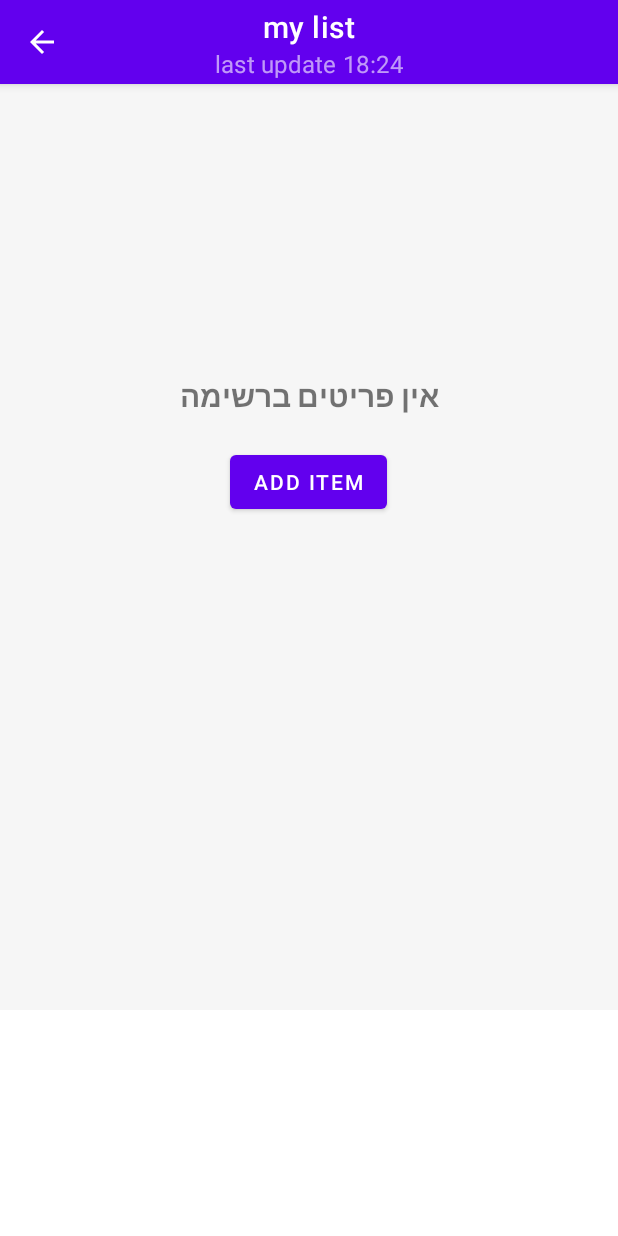
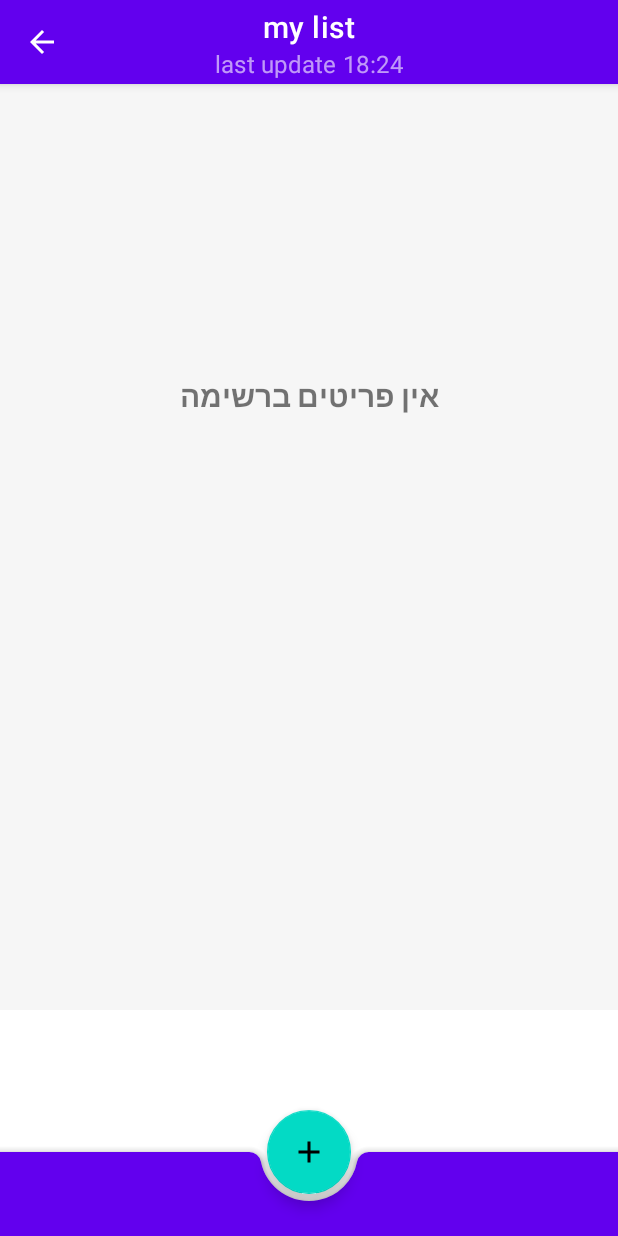
Before and after one commit to UMenashe/Share-me, an Android app: the screen it shows after launch once a user with an empty profile is signed in (list_display), after a tap on an icon or button, on a phone screen of 412 x 824 dp. Run offline under Robolectric (Android 15) with nearby library versions, the phone set to English and light mode, and no system bars; our stand-ins replace Firebase (no records; nobody signed in at launch, a user with empty details on screens opened directly), Picasso; 2 statements that could not run were skipped.

Commit message:
added bottom sheet for adding item

```diff
--- a/app/src/main/java/com/example/shareme/MainActivity.java
+++ b/app/src/main/java/com/example/shareme/MainActivity.java
@@ -94,6 +94,10 @@ public class MainActivity extends AppCompatActivity implements View.OnClickListe
             @Override
             public void onDataChange(DataSnapshot dataSnapshot) {
                 gridItems = new ArrayList<Docinfo>();
+                if(dataSnapshot.getValue() == "null"){
+                    loadGridItems();
+                    return;
+                }
                 for (DataSnapshot postSnapshot: dataSnapshot.getChildren()) {
                     Docinfo d = postSnapshot.getValue(Docinfo.class);
                     gridItems.add(d);
@@ -125,6 +129,8 @@ public class MainActivity extends AppCompatActivity implements View.OnClickListe
 
     public void addDoc(String type,String title){
         DatabaseReference newRef = myRef.child("users").child(currentUser.getUid()).child("userdocs").push();
+        DatabaseReference Itemsofdocs = myRef.child("users").child(currentUser.getUid()).child("Itemsofdocs").child(newRef.getKey());
+        Itemsofdocs.setValue("null");
         String timeObj = String.valueOf(LocalDateTime.now());
         Docinfo newdoc = new Docinfo(type,newRef.getKey(),timeObj,timeObj,title,currentUser.getUid());
         newRef.setValue(newdoc);
@@ -164,8 +170,14 @@ public class MainActivity extends AppCompatActivity implements View.OnClickListe
         }
         if(v == btndelete){
             gridItems.remove(docItemSelected);
-//            myRef.child("users").child(currentUser.getUid()).child("userdocs")
-//                    .child(docItemSelected.getId()).removeValue();
+            if(gridItems.isEmpty()){
+                myRef.child("users").child(currentUser.getUid()).child("userdocs").setValue("null");
+                myRef.child("users").child(currentUser.getUid()).child("Itemsofdocs").setValue("null");
+            }else {
+                myRef.child("users").child(currentUser.getUid()).child("userdocs")
+                        .child(docItemSelected.getId()).removeValue();
+                myRef.child("users").child(currentUser.getUid()).child("Itemsofdocs").child(docItemSelected.getId()).removeValue();
+            }
             loadGridItems();
            bottomSheetDialog.dismiss();
         }
--- a/app/src/main/res/layout/activity_list_display.xml
+++ b/app/src/main/res/layout/activity_list_display.xml
@@ -46,18 +46,31 @@
         <ListView
             android:layout_width="match_parent"
             android:layout_height="wrap_content"
-            android:layout_margin="10dp"
+            android:layout_marginHorizontal="10dp"
+            android:layout_marginVertical="70dp"
             android:dividerHeight="10.0sp"
             android:divider="@android:color/transparent"
             android:id="@+id/lvitems"
             />
+    </LinearLayout>
+    <androidx.coordinatorlayout.widget.CoordinatorLayout
+        android:layout_width="match_parent"
+        android:layout_height="match_parent">
+    <com.google.android.material.bottomappbar.BottomAppBar
+        android:id="@+id/bottomAppBar"
+        app:hideOnScroll="true"
+        android:layout_width="match_parent"
+        android:layout_height="wrap_content"
+        android:layout_gravity="bottom"
+        style="@style/Widget.MaterialComponents.BottomAppBar.Colored"
+        />
 
-        <Button
-            android:id="@+id/addbtn"
-            android:layout_gravity="center"
-            android:layout_width="wrap_content"
-            android:layout_height="wrap_content"
-            android:text="add item" />
-    </LinearLayout>
-
+    <com.google.android.material.floatingactionbutton.FloatingActionButton
+        android:id="@+id/addbtn"
+        android:layout_width="wrap_content"
+        android:layout_height="wrap_content"
+        app:srcCompat="@drawable/plusicon"
+        app:layout_anchor="@id/bottomAppBar"
+        />
+</androidx.coordinatorlayout.widget.CoordinatorLayout>
 </androidx.constraintlayout.widget.ConstraintLayout>
--- a/app/src/main/res/values/styles.xml
+++ b/app/src/main/res/values/styles.xml
@@ -12,4 +12,5 @@
     <style name="BottomSheetStyle" parent="Widget.Design.BottomSheet.Modal">
         <item name="android:background">@android:color/transparent</item>
     </style>
+
 </resources>
```
Also changed, not shown: app/src/main/java/com/example/shareme/ListItemTarget.java (+7 -0 lines), app/src/main/java/com/example/shareme/list_display.java (+79 -20 lines), app/src/main/res/layout/layout_bottom_additem.xml (added, +104 -0 lines).
